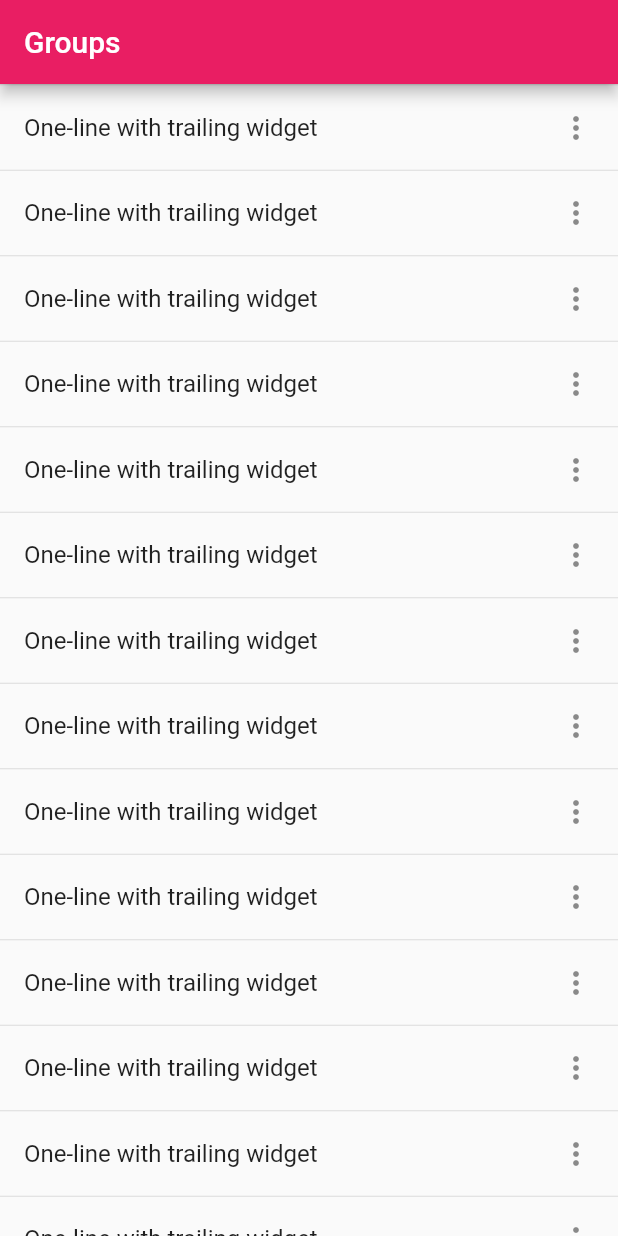
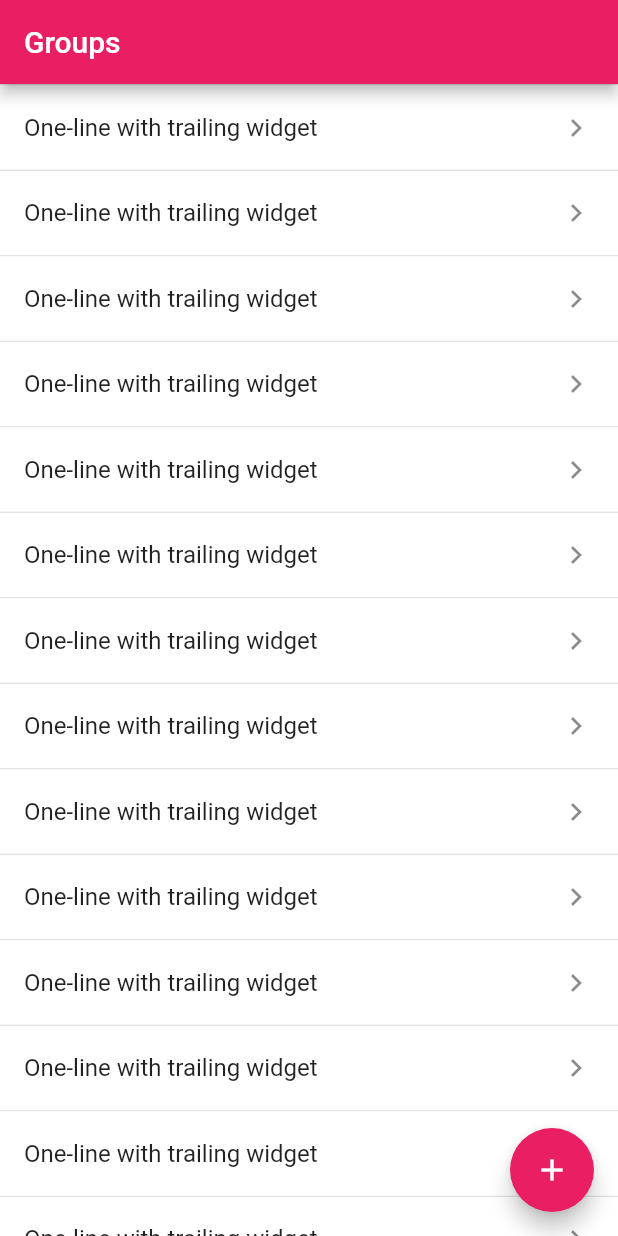
Before and after one commit to RomanRabinovich/Flutter_Bloc_ToDo_List, a Flutter app: the screen it shows after launch, on a phone screen of 412 x 824 dp. Run offline on Flutter 3.47's test engine with Material 2 defaults, Android fonts, the phone set to English and light mode, and no system bars; drawn by our look-alikes of flutter_slidable.

Commit message:
model provider widget done

```diff
--- a/lib/widget/app/my_app.dart
+++ b/lib/widget/app/my_app.dart
@@ -1,4 +1,5 @@
 import 'package:flutter/material.dart';
+import 'package:flutter_todo_list_hive/widget/group_form/group_form_widget.dart';
 
 import '../groups/groups_widget.dart';
 
@@ -11,6 +12,7 @@ class MyApp extends StatelessWidget {
       title: 'Flutter Demo',
       routes: {
         '/groups/': (context) => const GroupsWidget(),
+        '/groups/form': (context) => const GroupFormWidget(),
       },
       initialRoute: '/groups/',
       theme: ThemeData(primarySwatch: Colors.pink),
--- a/lib/widget/groups/groups_widget.dart
+++ b/lib/widget/groups/groups_widget.dart
@@ -1,7 +1,12 @@
 import 'package:flutter/material.dart';
+import 'package:flutter_slidable/flutter_slidable.dart';
 
 class GroupsWidget extends StatelessWidget {
   const GroupsWidget({Key? key}) : super(key: key);
+
+  void showForm(BuildContext context) {
+    Navigator.of(context).pushNamed('/groups/form');
+  }
 
   @override
   Widget build(BuildContext context) {
@@ -9,8 +14,10 @@ class GroupsWidget extends StatelessWidget {
       appBar: AppBar(
         title: const Text('Groups'),
       ),
-      body: const SafeArea(
-        child: _GroupListWidget(),
+      body: const _GroupListWidget(),
+      floatingActionButton: FloatingActionButton(
+        onPressed: () => showForm(context),
+        child: const Icon(Icons.add),
       ),
     );
   }
@@ -29,7 +36,7 @@ class _GroupListWidgetState extends State<_GroupListWidget> {
     return ListView.separated(
       itemCount: 100,
       separatorBuilder: (BuildContext context, int index) {
-        return const _GroupListRowWidget();
+        return _GroupListRowWidget(indexInList: index);
       },
       itemBuilder: (BuildContext context, int index) {
         return const Divider(height: 1);
@@ -39,13 +46,30 @@ class _GroupListWidgetState extends State<_GroupListWidget> {
 }
 
 class _GroupListRowWidget extends StatelessWidget {
-  const _GroupListRowWidget({Key? key}) : super(key: key);
+  final int indexInList;
+
+  const _GroupListRowWidget({Key? key, required this.indexInList})
+      : super(key: key);
 
   @override
   Widget build(BuildContext context) {
-    return ListTile(
-      title: Text('One-line with trailing widget'),
-      trailing: Icon(Icons.more_vert),
+    return Slidable(
+      actionPane: const SlidableDrawerActionPane(),
+      secondaryActions: <Widget>[
+        IconSlideAction(
+          caption: 'Delete',
+          color: Colors.pink,
+          icon: Icons.delete,
+          onTap: () => () {},
+        ),
+      ],
+      child: ColoredBox(
+        color: Colors.white,
+        child: ListTile(
+          title: Text('One-line with trailing widget'),
+          trailing: Icon(Icons.chevron_right),
+        ),
+      ),
     );
   }
 }
--- a/pubspec.yaml
+++ b/pubspec.yaml
@@ -29,6 +29,7 @@ environment:
 dependencies:
   flutter:
     sdk: flutter
+  flutter_slidable: ^0.6.0
 
 
   # The following adds the Cupertino Icons font to your application.
```
Also changed, not shown: lib/widget/group_form/group_form_widget.dart (added, +59 -0 lines), lib/widget/groups/groups_widget_model.dart (+26 -0 lines), lib/widget/group_form/group_form_widget_model.dart (added), pubspec.lock.
